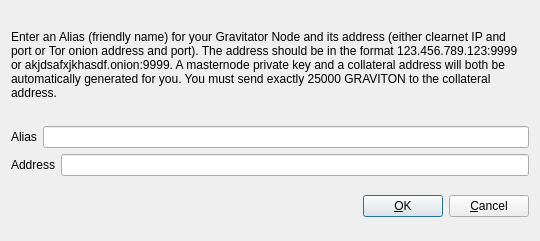
Above: src/qt/forms/addeditadrenalinenode.ui from whatisthiseven/difftest before the change. Below: the same form after it.
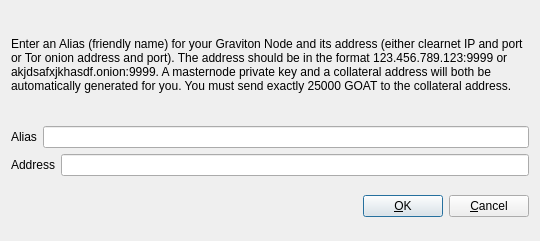
That is the form after the change.

Commit message: goat diff test

```diff
--- a/src/qt/forms/addeditadrenalinenode.ui
+++ b/src/qt/forms/addeditadrenalinenode.ui
@@ -34,7 +34,7 @@
         </sizepolicy>
        </property>
        <property name="text">
-        <string>&lt;html&gt;&lt;head/&gt;&lt;body&gt;&lt;p&gt;Enter an Alias (friendly name) for your Gravitator Node and its address (either clearnet IP and port or Tor onion address and port).  The address should be in the format 123.456.789.123:9999 or akjdsafxjkhasdf.onion:9999.  A masternode private key and a collateral address will both be automatically generated for you.  You must send exactly 25000 GRAVITON to the collateral address.&lt;/p&gt;&lt;/body&gt;&lt;/html&gt;</string>
+        <string>&lt;html&gt;&lt;head/&gt;&lt;body&gt;&lt;p&gt;Enter an Alias (friendly name) for your Graviton Node and its address (either clearnet IP and port or Tor onion address and port).  The address should be in the format 123.456.789.123:9999 or akjdsafxjkhasdf.onion:9999.  A masternode private key and a collateral address will both be automatically generated for you.  You must send exactly 25000 GOAT to the collateral address.&lt;/p&gt;&lt;/body&gt;&lt;/html&gt;</string>
        </property>
        <property name="wordWrap">
         <bool>true</bool>
```
Left out of the diff: 2 changed lines with no effect on the pictures. The commit also changes 190 other files.
